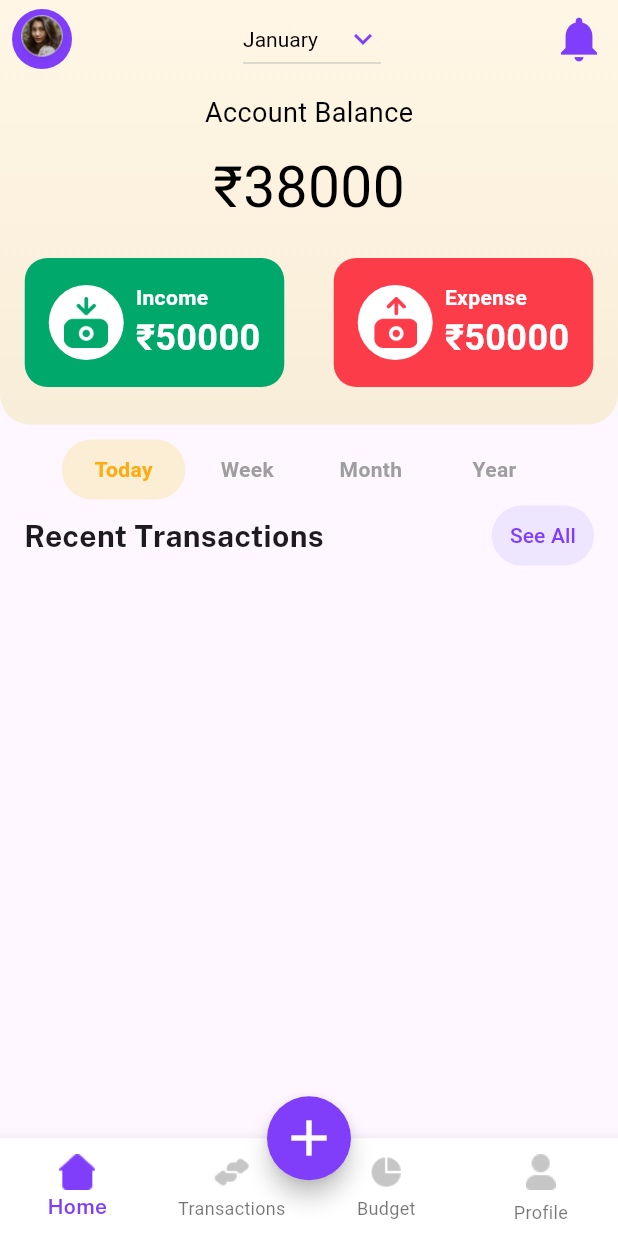
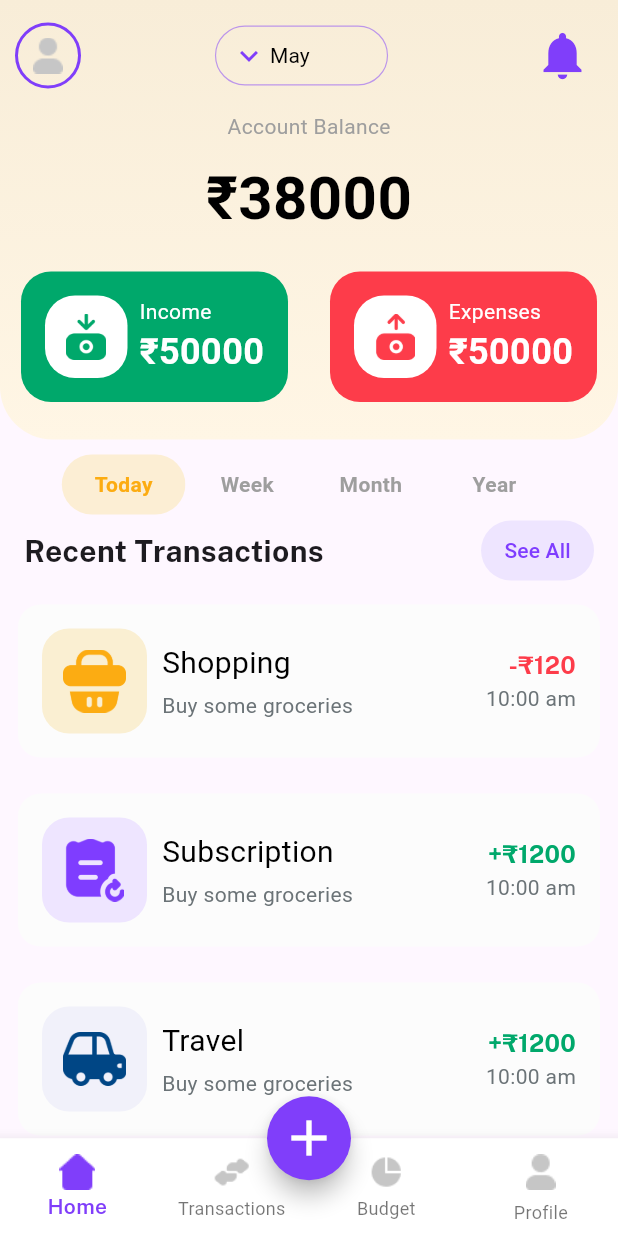
Before and after one commit to SanchitDang/CipherSchools-Flutter-Assignment, a Flutter app: the HomePage screen opened directly, on a phone screen of 412 x 824 dp. Run offline on Flutter 3.47's test engine with Material 3 defaults, Android fonts, the phone set to English and light mode, and no system bars; our stand-ins replace cloud_firestore, firebase_auth, firebase_core, get, shared_preferences; accounts and stored records are empty; Roboto replaces fonts that are missing (Bold, Semibold).

Commit message:
enhanced crud functionality

```diff
--- a/lib/common widgets/exp_inc.dart
+++ b/lib/common widgets/exp_inc.dart
@@ -6,26 +6,27 @@ Widget incomeExpense(Color color, String title, String img) {
     decoration: BoxDecoration(
       color: color,
       shape: BoxShape.rectangle,
-      borderRadius: BorderRadius.circular(15),
+      borderRadius: BorderRadius.circular(20),
     ),
     padding: const EdgeInsets.all(16),
     child: Row(
       children: [
         Container(
-          padding: const EdgeInsets.all(8),
-          decoration: const BoxDecoration(
-            shape: BoxShape.circle,
+          width: 55,
+          height: 55,
+          decoration: BoxDecoration(
+            shape: BoxShape.rectangle,
+            borderRadius: BorderRadius.circular(20),
             color: Colors.white,
           ),
-          child: CircleAvatar(
-            radius: 17,
-            backgroundColor: Colors.white,
+          child: Padding(
+            padding: const EdgeInsets.all(12.0),
             child: Image(
               image: AssetImage(img),
-              height: 40,
             ),
           ),
         ),
+
         const SizedBox(
             width: 8), // Add spacing between the CircleAvatar and Column
         Column(
@@ -33,8 +34,7 @@ Widget incomeExpense(Color color, String title, String img) {
           children: [
             Text(
               title,
-              style: const TextStyle(
-                  fontWeight: FontWeight.bold, fontSize: 14, color: whiteColor),
+              style: const TextStyle(fontSize: 14, color: whiteColor),
             ),
             const Text(
               "₹50000",
--- /dev/null
+++ b/lib/common widgets/transaction_widget.dart
@@ -0,0 +1,113 @@
+import 'package:cipher_schools_flutter_assignment/helper/SharedPreferencesService.dart';
+import 'package:cipher_schools_flutter_assignment/service/DatabaseService.dart';
+import 'package:flutter/material.dart';
+import 'package:cipher_schools_flutter_assignment/consts/colors.dart';
+import 'package:cipher_schools_flutter_assignment/consts/styles.dart';
+
+Widget transaction(String entryId, String type, String? img, String? title,
+    String? amount, String? description, String time) {
+  return Dismissible(
+    key: UniqueKey(),
+    secondaryBackground: Container(
+      color: Colors.red,
+      alignment: Alignment.centerLeft,
+      padding: const EdgeInsets.only(right: 20.0),
+      child: const Icon(
+        Icons.delete,
+        color: Colors.white,
+      ),
+    ),
+    background: Container(
+      color: Colors.green,
+      alignment: Alignment.centerRight,
+      padding: const EdgeInsets.only(left: 20.0),
+      child: const Icon(
+        Icons.edit,
+        color: Colors.white,
+      ),
+    ),
+    onDismissed: (direction) async {
+      String userId = await SharedPreferencesService.getUserIDFromSF() ?? "";
+      if (direction == DismissDirection.endToStart) {
+        DatabaseService().deleteEntry(userId, type, entryId);
+      } else if (direction == DismissDirection.startToEnd) {
+        print("EDIT ");
+      }
+    },
+    child: Container(
+      margin: const EdgeInsets.all(12),
+      decoration: BoxDecoration(
+        color: const Color(0xfffcfcfc),
+        shape: BoxShape.rectangle,
+        borderRadius: BorderRadius.circular(15),
+      ),
+      padding: const EdgeInsets.all(16),
+      child: Row(
+        children: [
+          Container(
+            height: 70,
+            width: 70,
+            padding: const EdgeInsets.all(14),
+            decoration: BoxDecoration(
+              shape: BoxShape.rectangle,
+              borderRadius: BorderRadius.circular(18),
+              color: title == 'Shopping'
+                  ? const Color(0xfffaefd2)
+                  : title == 'Subscription'
+                  ? const Color(0xffEEE5FF)
+                  : title == 'Travel'
+                  ? const Color(0xffF1F1FA)
+                  : const Color(0xffFDD5D7),
+
+            ),
+            child: SizedBox(
+              child: Image(
+                image: AssetImage(img!),
+                fit: BoxFit.contain,
+              ),
+            ),
+          ),
+          const SizedBox(width: 10),
+          Column(
+            crossAxisAlignment: CrossAxisAlignment.start,
+            children: [
+              Text(
+                title!,
+                style: const TextStyle(
+                    fontSize: 20,
+                    color: Colors.black),
+              ),
+              const SizedBox(height: 4),
+              Text(
+                description!,
+                style: const TextStyle(
+                    fontSize: 14,
+                    color: fontGrey),
+              ),
+            ],
+          ),
+          const Spacer(),
+          Column(
+            mainAxisAlignment: MainAxisAlignment.spaceBetween,
+            crossAxisAlignment: CrossAxisAlignment.end,
+            children: [
+              Text(
+                type == 'income' ? '+₹$amount' : '-₹$amount',
+                style: TextStyle(
+                    color: type == 'expense'
+                        ? const Color(0xffFD3C4A)
+                        : const Color(0xff00A86B),
+                    fontFamily: bold,
+                    fontSize: 16),
+              ),
+              Text(
+                time,
+                style: const TextStyle(color: fontGrey),
+              )
+            ],
+          )
+        ],
+      ),
+    ),
+  );
+}
--- a/lib/screens/Home/home.dart
+++ b/lib/screens/Home/home.dart
@@ -1,5 +1,5 @@
 import 'package:cipher_schools_flutter_assignment/common%20widgets/exp_inc.dart';
-import 'package:cipher_schools_flutter_assignment/common%20widgets/transac_widget.dart';
+import 'package:cipher_schools_flutter_assignment/common%20widgets/transaction_widget.dart';
 import 'package:cipher_schools_flutter_assignment/consts/styles.dart';
 import 'package:cipher_schools_flutter_assignment/controller/home_controller.dart';
 import 'package:cipher_schools_flutter_assignment/helper/SharedPreferencesService.dart';
@@ -7,7 +7,7 @@ import 'package:cipher_schools_flutter_assignment/service/DatabaseService.dart';
 import 'package:cloud_firestore/cloud_firestore.dart';
 import 'package:flutter/material.dart';
 import 'package:get/get.dart';
-
+import 'package:intl/intl.dart';
 
 class Home extends StatefulWidget {
   const Home({Key? key}) : super(key: key);
@@ -18,8 +18,8 @@ class Home extends StatefulWidget {
 
 class _HomeState extends State<Home> {
   final _controller = Get.put(ButtonController());
-  String uid ="";
-  String selectedMonth = 'January'; // Initial value
+  String uid = "";
+  String selectedMonth = 'January';
   List<String> months = [
     'January',
     'February',
@@ -35,16 +35,17 @@ class _HomeState extends State<Home> {
     'December',
   ];
 
-  void getID() async {
+  void setData() async {
+    selectedMonth = DateFormat('MMMM').format(DateTime.now());
     uid = await SharedPreferencesService.getUserIDFromSF() ?? "";
   }
 
   @override
   void initState() {
-    // TODO: implement initState
     super.initState();
-    getID();
+    setData();
   }
+
   @override
   Widget build(BuildContext context) {
     var media = MediaQuery.of(context).size;
@@ -55,37 +56,66 @@ class _HomeState extends State<Home> {
           children: [
             Container(
               decoration: const BoxDecoration(
-                borderRadius: BorderRadius.only(bottomLeft: Radius.circular(20), bottomRight: Radius.circular(20)),
+                borderRadius: BorderRadius.only(
+                    bottomLeft: Radius.circular(35),
+                    bottomRight: Radius.circular(35)),
                 gradient: LinearGradient(
                   begin: Alignment.topCenter,
                   end: Alignment.bottomCenter,
                   colors: [
+                    Color(0xFFF8EDD8),
                     Color(0xFFFFF6E5),
-                    Color(0xFFF8EDD8),
                   ],
                 ),
               ),
               child: Column(
                 children: [
-                  Row(
+                  Padding(
+                    padding: const EdgeInsets.fromLTRB(10, 10, 10, 0),
+                    child: Row(
                       mainAxisAlignment: MainAxisAlignment.spaceBetween,
                       children: [
-                      Padding(
-                        padding: const EdgeInsets.symmetric(horizontal: 8.0),
-                        child: CircleAvatar(
-                          backgroundColor: const Color(0xff803efa),
-                          child: Image.asset('images/profile_image.png', height: 150,),
+                        Container(
+                          decoration: BoxDecoration(
+                            shape: BoxShape.circle,
+                            border: Border.all(
+                              color: const Color(0xff803efa), // Purple color border
+                              width: 2, // Border width
                             ),
                           ),
-                      DropdownButton(
-                        value: selectedMonth,
-                        icon: const Icon(
+                          child: CircleAvatar(
+                            radius: 20,
+                            backgroundColor: Colors.transparent,
+                            child: Image.asset(
+                              'images/user.png',
+                            ),
+                          ),
+                        ),
+
+
+                        Container(
+                          height: 40,
+                          decoration: BoxDecoration(
+                            borderRadius: BorderRadius.circular(20), // Adjust the radius as needed
+                            border: Border.all(
+                              color: const Color(0xff803efa).withOpacity(0.5), // Light purple color
+                              width: 0.8, // Border width
+                            ),
+                          ),
+                          padding: const EdgeInsets.symmetric(horizontal: 10),
+                          child: Row(
+                            children: [
+                              const Icon(
                                 Icons.keyboard_arrow_down_sharp,
                                 color: Color(0xff803efa),
                               ),
-                        elevation: 16,
+                              const SizedBox(width: 2,),
+                              DropdownButton(
+                                isExpanded: false,
+                                value: selectedMonth,
+                                icon: const SizedBox(),
                                 style: const TextStyle(color: Colors.black),
-                        iconSize: 24,
+                                underline: const SizedBox(), // Remove the underline
                                 onChanged: (String? newValue) {
                                   setState(() {
                                     selectedMonth = newValue!;
@@ -98,51 +128,68 @@ class _HomeState extends State<Home> {
                                   );
                                 }).toList(),
                               ),
+                            ],
+                          ),
+                        ),
+
                         IconButton(
                           onPressed: () {},
                           icon: const Icon(
                             Icons.notifications,
-                          size: 36,
+                            size: 38,
                             color: Color(0xff803efa),
                           ),
                         )
                       ],
                     ),
-                  const SizedBox(height: 10,),
+                  ),
+                  const SizedBox(
+                    height: 10,
+                  ),
                   const Text(
                     "Account Balance",
                     style: TextStyle(
-                      color: Colors.black,
+                      color: Colors.grey,
                       fontFamily: 'Semibold',
-                      fontSize: 18,
+                      fontSize: 14,
                     ),
                   ),
-                  const SizedBox(height: 10,),
+                  const SizedBox(
+                    height: 10,
+                  ),
                   const Text(
                     "₹38000",
                     style: TextStyle(
                       color: Colors.black,
-                      fontFamily: 'Bold',
-                      fontSize: 38,
+                      fontWeight: FontWeight.w600,
+                      fontSize: 40,
                     ),
                   ),
-                  const SizedBox(height: 20,),
+                  const SizedBox(
+                    height: 20,
+                  ),
                   Row(
                     mainAxisAlignment: MainAxisAlignment.spaceAround,
                     children: [
-                      incomeExpense(const Color(0xff00A86B), "Income", 'images/income.png'),
-                      incomeExpense(const Color(0xffFD3C4A), "Expense", 'images/Expense.png'),
+                      incomeExpense(const Color(0xff00A86B), "Income",
+                          'images/income.png'),
+                      incomeExpense(const Color(0xffFD3C4A), "Expenses",
+                          'images/Expense.png'),
                     ],
                   ),
-                  const SizedBox(height: 25,),
+                  const SizedBox(
+                    height: 25,
+                  ),
                 ],
               ),
             ),
-            const SizedBox(height: 10,),
+            const SizedBox(
+              height: 10,
+            ),
             Obx(() => Row(
                   mainAxisAlignment: MainAxisAlignment.center,
                   children: [
-                InkWell(
+                    GestureDetector(
                       onTap: () => _controller.changeIndex(0),
                       child: Container(
                         height: 40,
@@ -170,7 +217,7 @@ class _HomeState extends State<Home> {
                         ),
                       ),
                     ),
-                InkWell(
+                    GestureDetector(
                       onTap: () => _controller.changeIndex(1),
                       child: Container(
                         height: 40,
@@ -198,7 +245,7 @@ class _HomeState extends State<Home> {
                         ),
                       ),
                     ),
-                InkWell(
+                    GestureDetector(
                       onTap: () => _controller.changeIndex(2),
                       child: Container(
                         height: 40,
@@ -226,7 +273,7 @@ class _HomeState extends State<Home> {
                         ),
                       ),
                     ),
-                InkWell(
+                    GestureDetector(
                       onTap: () => _controller.changeIndex(3),
                       child: Container(
                         height: 40,
@@ -238,7 +285,7 @@ class _HomeState extends State<Home> {
                             right: Radius.circular(20),
                           ),
                           color: _controller.selectedIndex.value == 3
-                          ? const Color(0xffffceed4)
+                              ? const Color(0xFFFCEED4)
                               : Theme.of(context)
                                   .colorScheme
                                   .surface
@@ -272,45 +319,105 @@ class _HomeState extends State<Home> {
                     ),
                     onPressed: () {},
                     child: const Text(
-                      "See All",
+                      " See All ",
                       style: TextStyle(color: Color(0xff7F3DFF)),
                     ),
                   )
                 ],
               ),
             ),
+            // Expanded(
+            //   child: FutureBuilder<List<DocumentSnapshot>>(
+            //     future: DatabaseService().fetchIncomeAndExpenses(uid),
+            //     builder: (context, snapshot) {
+            //       if (snapshot.connectionState == ConnectionState.waiting) {
+            //         return const Center(
+            //             child: CircularProgressIndicator(
+            //                 color: Color(0xff7F3DFF)));
+            //       } else if (snapshot.hasError) {
+            //         return Center(child: Text('Error: ${snapshot.error}'));
+            //       } else {
+            //         List<DocumentSnapshot<Object?>> entries =
+            //             (snapshot.data as List<DocumentSnapshot<Object?>>);
+            //
+            //         return SingleChildScrollView(
+            //           scrollDirection: Axis.vertical,
+            //           child: Column(
+            //             children: List.generate(entries.length, (index) {
+            //               String docId = entries[index]['uid'];
+            //               String category = entries[index]['category'];
+            //               String amount =  entries[index]['amount'].toStringAsFixed(2);
+            //               String type = entries[index]['type'];
+            //               String time = formattedTimestamp(entries[index]['timestamp']);
+            //               String description = entries[index]['description'];
+            //               String image = '';
+            //
+            //               if(category == "Shopping"){
+            //                 image = 'images/shopping.png';
+            //               } else if(category == "Subscription"){
+            //                 image = 'images/bill.png';
+            //               } else if(category == "Travel"){
+            //                 image = 'images/car.png';
+            //               } else if (category == "Food"){
+            //                 image = 'images/restaurant.png';
+            //               }
+            //               return transaction(
+            //                 docId, type, image, category, amount, description, time);
+            //             }),
+            //           ),
+            //         );
+            //       }
+            //     },
+            //   ),
+            // )
             Expanded(
-              child: FutureBuilder<List<DocumentSnapshot>>(
-                future: DatabaseService().fetchIncomeAndExpenses(uid), // Assuming userId is available in your scope
-                builder: (context, snapshot) {
-                  if (snapshot.connectionState == ConnectionState.waiting) {
-                    return Center(child: CircularProgressIndicator());
-                  } else if (snapshot.hasError) {
-                    return Center(child: Text('Error: ${snapshot.error}'));
-                  } else {
-                    List<DocumentSnapshot<Object?>> entries = (snapshot.data as List<DocumentSnapshot<Object?>>);
-
-                    return SingleChildScrollView(
+              child: SingleChildScrollView(
                 scrollDirection: Axis.vertical,
-                      child: Column(
-                        children: List.generate(entries.length, (index) {
-                          String category = entries[index]['category'];
-                          String amount = entries[index]['amount'].toStringAsFixed(2);
-                          String type = entries[index]['type'] == 'income' ? '+₹$amount' : '-₹$amount';
-                          String description = entries[index]['description'];
-                          String image = ''; // Add logic to get image path based on category
-                          return transaction(image, category, type, description);
-                        }),
-                      ),
-                    );
-                  }
-                },
+                child: Column(children: [
+                  transaction(
+                      '2svjNhAIgndZFl9Kv2xK',
+                      'expense',
+                      'images/shopping.png',
+                      'Shopping',
+                      '120',
+                      "Buy some groceries",
+                      "10:00 am"),
+                  transaction(
+                      '2svjNhAIgndZFl9Kv2xK',
+                      'income',
+                      'images/bill.png',
+                      'Subscription',
+                      '1200',
+                      "Buy some groceries",
+                      "10:00 am"),
+                  transaction(
+                      '2svjNhAIgndZFl9Kv2xK',
+                      'income',
+                      'images/car.png',
+                      'Travel',
+                      '1200',
+                      "Buy some groceries",
+                      "10:00 am"),
+                  transaction(
+                      '2svjNhAIgndZFl9Kv2xK',
+                      'income',
+                      'images/restaurant.png',
+                      'Food',
+                      '1200',
+                      "Buy some groceries",
+                      "10:00 am")
+                ]),
               ),
             )
-
           ],
         ),
       ),
     );
   }
+
+  String formattedTimestamp(Timestamp timestamp) {
+    DateTime dateTime =
+        timestamp.toDate(); // Convert Firestore Timestamp to DateTime
+    return DateFormat('h:mm a').format(dateTime); // Format DateTime object
   }
+}
--- a/lib/screens/transactions/add_expense.dart
+++ b/lib/screens/transactions/add_expense.dart
@@ -158,6 +158,7 @@ class _AddExpenseState extends State<AddExpense> {
                                 .getUserIDFromSF();
                             DatabaseService().addEntry(
                                 uid ?? "",
+                                'expense',
                                 selectedWallet!,
                                 double.parse(amountController.text),
                                 selectedCategory!,
--- a/lib/screens/transactions/add_income.dart
+++ b/lib/screens/transactions/add_income.dart
@@ -157,8 +157,9 @@ class _AddIncomeState extends State<AddIncome> {
                         child: loginButton(() async {
                           String? uid =
                               await SharedPreferencesService.getUserIDFromSF();
-                          DatabaseService().addIncome(
+                          DatabaseService().addEntry(
                               uid ?? "",
+                              'income',
                               selectedWallet!,
                               double.parse(amountController.text),
                               selectedCategory!,
--- a/pubspec.yaml
+++ b/pubspec.yaml
@@ -17,6 +17,7 @@ dependencies:
   firebase_core: ^2.8.0
   cloud_firestore: ^4.4.5
   shared_preferences: any
+  intl: any
 
 dev_dependencies:
   flutter_test:
```
Also changed, not shown: lib/common widgets/transac_widget.dart (deleted, +0 -86 lines), lib/service/DatabaseService.dart (+27 -72 lines), images/bill.png (renamed from images/Recurring Bill.png), pubspec.lock. Lines whose indentation alone changed are shown as unchanged.
